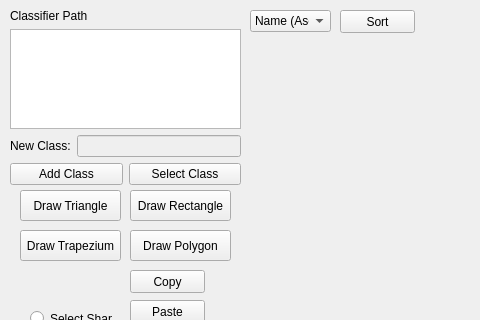
Above: SDIProject-master/QTPracticeNew/mainwindow.ui from BRees2451/SDIProject before the change; both pictures show x 0 to 480 and y 179 to 499 of the 1012 by 719 pixel window. Below: the same form after it.
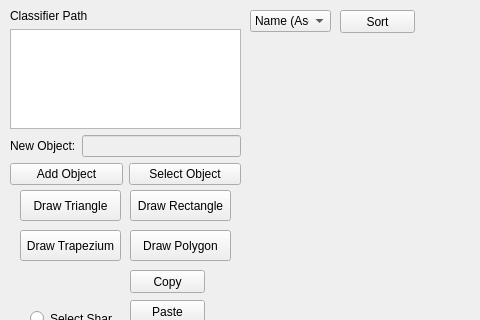
That is the form after the change. Custom widgets are drawn as their Qt base class.

Commit message: object == class

What changed in the file:
```diff
--- a/SDIProject-master/QTPracticeNew/mainwindow.ui
+++ b/SDIProject-master/QTPracticeNew/mainwindow.ui
@@ -203,7 +203,7 @@
           <bool>true</bool>
          </property>
          <property name="text">
-          <string>New Class:</string>
+          <string>New Object:</string>
          </property>
         </widget>
        </item>
@@ -221,14 +221,14 @@
        <item>
         <widget class="QPushButton" name="addClassButton">
          <property name="text">
-          <string>Add Class</string>
+          <string>Add Object</string>
          </property>
         </widget>
        </item>
        <item>
         <widget class="QPushButton" name="selectClassButton">
          <property name="text">
-          <string>Select Class</string>
+          <string>Select Object</string>
          </property>
         </widget>
        </item>
```
